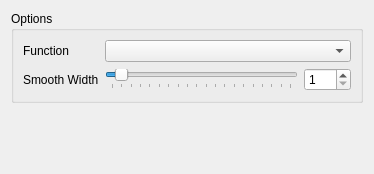
Above: python/mmSolver/tools/smoothkeyframes/ui/smoothkeys_layout.ui from david-cattermole/mayaMatchMoveSolver before the change. Below: the same form after it.
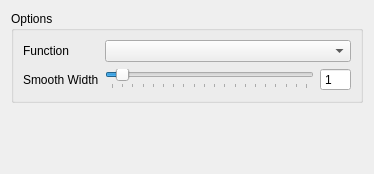
That is the form after the change.

Commit message:
Remove Smooth Keyframes UI "Width" up/down arrows
The up/down arrows were making people confused, because they increased
the width by 10 not 1.

Removing this option means that users will need to manually enter the
values if they want a higher value.

```diff
--- a/python/mmSolver/tools/smoothkeyframes/ui/smoothkeys_layout.ui
+++ b/python/mmSolver/tools/smoothkeyframes/ui/smoothkeys_layout.ui
@@ -15,7 +15,7 @@
   </property>
   <layout class="QVBoxLayout" name="verticalLayout">
    <item>
-    <widget class="QGroupBox" name="">
+    <widget class="QGroupBox" name="groupBox">
      <property name="title">
       <string>Options</string>
      </property>
@@ -69,6 +69,9 @@
         </item>
         <item>
          <widget class="QSpinBox" name="width_spinBox">
+          <property name="buttonSymbols">
+           <enum>QAbstractSpinBox::NoButtons</enum>
+          </property>
           <property name="minimum">
            <number>1</number>
           </property>
```
Left out of the diff: 3 changed lines with no effect on the pictures.
